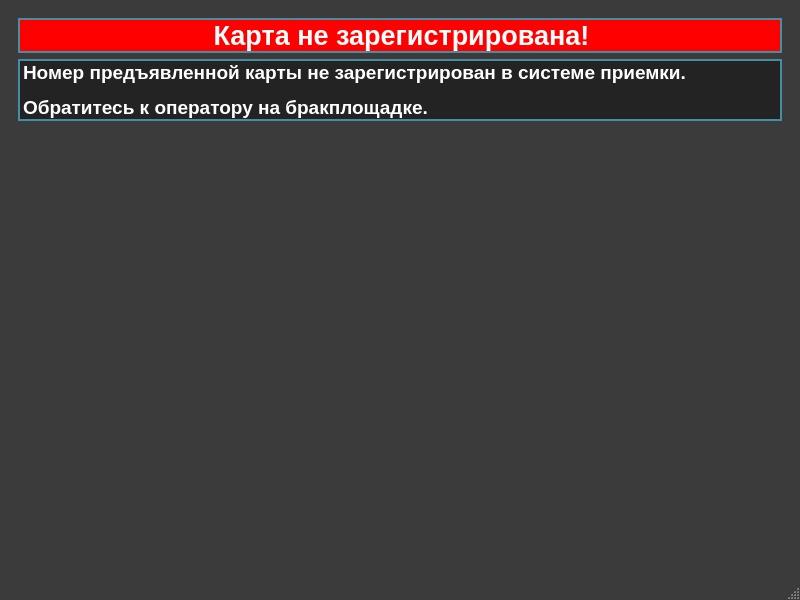
Above: uis/scaleTerminal.ui from krsnvss/beetstock before the change. Below: the same form after it.
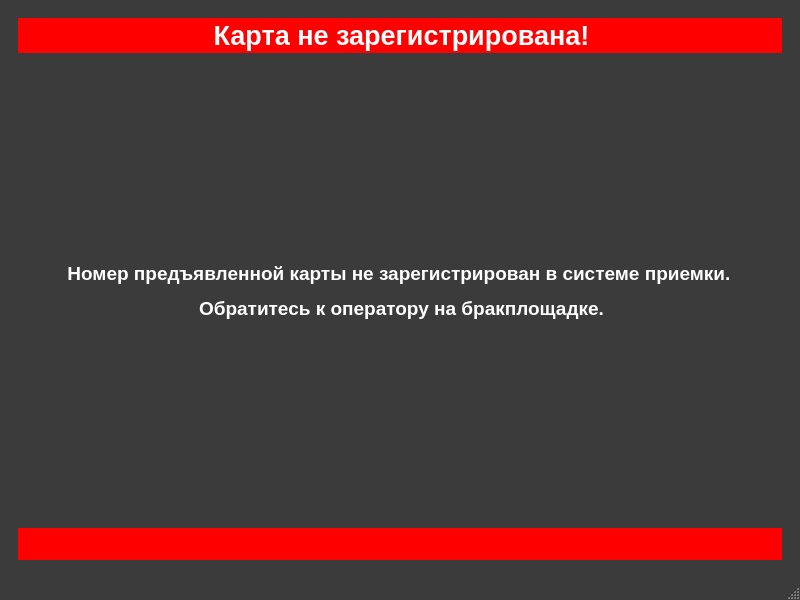
That is the form after the change. The open tabs and pages were chosen to show the change. Icons and pictures are not drawn.

Patch:
```diff
--- a/uis/scaleTerminal.ui
+++ b/uis/scaleTerminal.ui
@@ -26,149 +26,10 @@
 	color:#ffffff;
 	border-color:#ffffff;
 }
-QTableView{
-	background-color:#ffffff;
-	alternate-background-color:#e2e2e2;
-	color:#3a3b3a;
-	border-style:solid;
-	border-color:#ffffff;
-	border-width:0px;
-	selection-color:#ffffff;
-	selection-background-color:#54b0cb;
-}
-QHeaderView::section{
-    background-color:#448fa6;
-	color:#ffffff;
-	font:bold;
-	height:40px;
-	border: #ffffff;
-	border-style:solid;
-	border-width:0px;
-}
-QComboBox{
-	background-color:#ffffff;
-	border-style:solid;
-	border-width:2px;
-	border-color:#ffffff;
-	color:#3a3b3a;
-	width:50px;
-	height:30px;
-	font:bold;
-	padding-left:5px
-}
-QComboBox QAbstractItemView {
-	background-color:#ffffff;
-	color:#3a3b3a;
-    border: 2px solid #ffffff;
-	padding-left:2px;
-	padding-right:2px;
-	padding-top:2px;
-	padding-bottom:2px
-}
-QComboBox::drop-down {
-   width: 24px;
-   border: 2px;
-}
-QComboBox::down-arrow {
-    image: url(&quot;./res/if_chevron-left.png&quot;);
-    width: 16px;
-    height: 16px;
-}
-QComboBox::down-arrow::hover {
-    image: url(&quot;./res/if_chevron-down.png&quot;);
-    width: 16px;
-    height: 16px;
-}
-QDateEdit{
-	background-color:#ffffff;
-	border-style:solid;
-	border-width:2px;
-	border-color:#ffffff;
-	color:#3a3b3a;
-	width:150px;
-	height:30px;
-	font:bold;
-	padding-left:5px
-}
-QDateEdit QAbstractItemView {
-	background-color:#ffffff;
-	color:#3a3b3a;;
-}
-QDateEdit::drop-down {
-   width: 24px;
-   border: 2px;
-}
-QDateEdit::down-arrow {
-    image: url(&quot;./res/if_chevron-left.png&quot;);
-    width: 16px;
-    height: 16px;
-}
-QDateEdit::down-arrow::hover {
-    image: url(&quot;./res/if_chevron-down.png&quot;);
-    width: 16px;
-    height: 16px;
-}
-QMenuBar{
-	background-color:#3a3b3a;
-	color:#ffffff;
-	selection-color:#54b0cb;
-	font:bold
-}
-QMenuBar::item::selected{
-	background-color:#54b0cb;
-	color:#ffffff;
-	font:bold;
-	padding-left:2px
-}
 QToolBar{
 	background-color:#3a3b3a;
 	color:#ffffff;
 }
-QMenu {
-	background-color:#3a3b3a;
-	color:#ffffff;
-	font:bold;
-	padding-left:2px;
-}
-QMenu::hover {
-    background-color: #448fa6;
-    color:#3a3b3a;
-	font:bold
-}
-QMenu::item {
-    background-color:#3a3b3a;
-	color:#ffffff;
-}
-QMenu::item::selected{
-	background-color:#54b0cb;
-	color:#ffffff;
-	padding-left:10px;
-}
-QTabWidget{
-	background-color:#3a3b3a;
-	color:#ffffff;
-	border-color:#ffffff;
-}
-QTabBar::tab:right:selected{
-    background-color:#448fa6;
-	color:#ffffff;
-	font:bold;
-	height:60px;
-	width: 30px;
-	border: #448fa6;
-	border-style:solid;
-	border-width:2px;
-}
-QTabBar::tab:right:!selected{
-    background-color:#3a3b3a;
-	color:#ffffff;
-	font:bold;
-	height:60px;
-	width: 30px;
-	border: #448fa6;
-	border-style:solid;
-	border-width:2px;
-}
 QLabel{
 	background-color:#448fa6;
 	color:#ffffff;
@@ -177,6 +38,20 @@
 	border: #448fa6;
 	border-style:solid;
 	border-width:2px;
+}
+QLineEdit{
+	background-color:#3a3b3a;
+	color:#ffffff;
+	border-color:#3a3b3a;
+}
+QGroupBox{
+	background-color:#448fa6;
+	color:#ffffff;
+	height:60px;
+	width: 30px;
+	border: #448fa6;
+	border-style:solid;
+	border-width:2px;
 }</string>
   </property>
   <widget class="QWidget" name="centralwidget">
@@ -234,7 +109,7 @@
        </layout>
       </widget>
       <widget class="QWidget" name="successPage">
-       <layout class="QVBoxLayout" name="verticalLayout_2">
+       <layout class="QVBoxLayout" name="verticalLayout">
         <item>
          <widget class="QLabel" name="successHeaderLabel">
           <property name="text">
@@ -272,14 +147,15 @@
        </layout>
       </widget>
       <widget class="QWidget" name="errorPage">
-       <layout class="QVBoxLayout" name="verticalLayout_3">
+       <layout class="QVBoxLayout" name="verticalLayout_2">
         <item>
          <widget class="QLabel" name="errorHeaderLabel">
           <property name="styleSheet">
            <string notr="true">QLabel{
 	background-color:rgb(255, 0, 0);
 	color:rgb(255, 255, 255);
-	font-weight:bold
+	font-weight:bold;
+	border-color:rgb(255, 0, 0);
 }</string>
           </property>
           <property name="text">
@@ -287,17 +163,31 @@
           </property>
          </widget>
         </item>
+        <item>
+         <spacer name="verticalSpacer_9">
+          <property name="orientation">
+           <enum>Qt::Vertical</enum>
+          </property>
+          <property name="sizeHint" stdset="0">
+           <size>
+            <width>20</width>
+            <height>171</height>
+           </size>
+          </property>
+         </spacer>
+        </item>
         <item>
          <widget class="QLabel" name="errorMiddleLabel">
           <property name="styleSheet">
            <string notr="true">QLabel{
-	background-color:rgb(35, 35, 35);
-	color:rgb(255, 255, 255);
-	font-weight:bold
+	font-weight:bold;
+	background-color:#3a3b3a;
+	color:#ffffff;
+	border-color:#3a3b3a;
 }</string>
           </property>
           <property name="text">
-           <string>&lt;html&gt;&lt;head/&gt;&lt;body&gt;&lt;p&gt;&lt;span style=&quot; font-size:14pt;&quot;&gt;Номер предъявленной карты не зарегистрирован в системе приемки. &lt;/span&gt;&lt;/p&gt;&lt;p&gt;&lt;span style=&quot; font-size:14pt;&quot;&gt;Обратитесь к оператору на бракплощадке.&lt;/span&gt;&lt;/p&gt;&lt;/body&gt;&lt;/html&gt;</string>
+           <string>&lt;html&gt;&lt;head/&gt;&lt;body&gt;&lt;p align=&quot;center&quot;&gt;&lt;span style=&quot; font-size:14pt;&quot;&gt;Номер предъявленной карты не зарегистрирован в системе приемки. &lt;/span&gt;&lt;/p&gt;&lt;p align=&quot;center&quot;&gt;&lt;span style=&quot; font-size:14pt;&quot;&gt;Обратитесь к оператору на бракплощадке.&lt;/span&gt;&lt;/p&gt;&lt;/body&gt;&lt;/html&gt;</string>
           </property>
          </widget>
         </item>
@@ -314,10 +204,25 @@
           </property>
          </spacer>
         </item>
+        <item>
+         <widget class="QLabel" name="errorHeaderLabel_2">
+          <property name="styleSheet">
+           <string notr="true">QLabel{
+	background-color:rgb(255, 0, 0);
+	color:rgb(255, 255, 255);
+	font-weight:bold;
+	border-color:rgb(255, 0, 0);
+}</string>
+          </property>
+          <property name="text">
+           <string>&lt;html&gt;&lt;head/&gt;&lt;body&gt;&lt;p align=&quot;center&quot;&gt;&lt;br/&gt;&lt;/p&gt;&lt;/body&gt;&lt;/html&gt;</string>
+          </property>
+         </widget>
+        </item>
        </layout>
       </widget>
       <widget class="QWidget" name="errorPage2">
-       <layout class="QVBoxLayout" name="verticalLayout_4">
+       <layout class="QVBoxLayout" name="verticalLayout_3">
         <item>
          <widget class="QLabel" name="errorHeaderLabel2">
           <property name="styleSheet">
@@ -332,6 +237,19 @@
           </property>
          </widget>
         </item>
+        <item>
+         <spacer name="verticalSpacer_10">
+          <property name="orientation">
+           <enum>Qt::Vertical</enum>
+          </property>
+          <property name="sizeHint" stdset="0">
+           <size>
+            <width>20</width>
+            <height>152</height>
+           </size>
+          </property>
+         </spacer>
+        </item>
         <item>
          <widget class="QLabel" name="errorMiddleLabel2">
           <property name="styleSheet">
```
Left out of the diff: 170 changed lines with no effect on the pictures.
